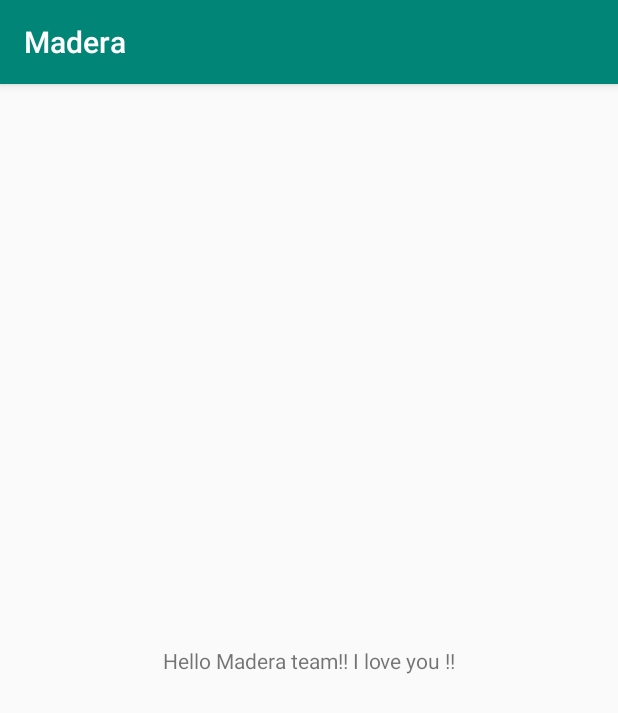
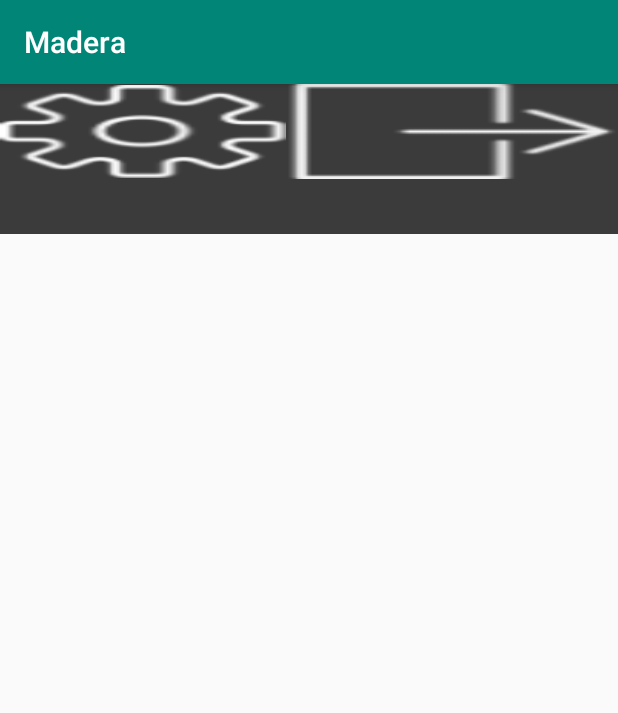
Before and after one commit to MaderaEquipe/AndroidApp, an Android app: the screen it shows after launch (MenuActivity), on a phone screen of 412 x 824 dp. Shown: the top 713 px of the screen. Run offline under Robolectric (Android 15) with nearby library versions, the phone set to English and light mode, and no system bars.

Commit message:
Creation menu

```diff
--- /dev/null
+++ b/app/src/main/java/com/reinc/madera/Client.java
@@ -0,0 +1,4 @@
+package com.reinc.madera;
+
+public class Client {
+}
--- a/app/src/main/java/com/reinc/madera/MenuActivity.java
+++ b/app/src/main/java/com/reinc/madera/MenuActivity.java
@@ -1,14 +1,45 @@
 package com.reinc.madera;
 
 import android.os.Bundle;
+import android.widget.Button;
 
 import androidx.appcompat.app.AppCompatActivity;
 
 public class MenuActivity extends AppCompatActivity {
 
+    Button btnLcli, btnLfrais, btnNc, btnNf, btnParam, btnP;
+    static public String CLIENT_ID = "com.reinc.myapplication.clientId";
     @Override
     protected void onCreate(Bundle savedInstanceState) {
         super.onCreate(savedInstanceState);
         setContentView(R.layout.activity_menu);
+
+     /*   btnLcli = (Button) findViewById(R.id.buttonlisteclient);
+        btnLfrais = (Button) findViewById(R.id.buttonlistefrais);
+
+
+
+        btnLcli.setOnClickListener(new View.OnClickListener() {
+
+                                       public void onClick(View v) {
+
+                                           Intent intent = new Intent(MenuActivity.this, Client.class);
+                                           startActivity(intent);
+
+
+                                       }
+                                   }
+        );
+        btnLfrais.setOnClickListener(new View.OnClickListener() {
+
+                                         public void onClick(View v) {
+
+                                             Intent intent = new Intent(MenuActivity.this, Client.class);
+                                             startActivity(intent);
+
+
+                                         }
+                                     }
+        ); */
     }
 }
--- a/app/src/main/res/layout/activity_menu.xml
+++ b/app/src/main/res/layout/activity_menu.xml
@@ -6,13 +6,31 @@
     android:layout_height="match_parent"
     tools:context=".MenuActivity">
 
-    <TextView
-        android:layout_width="wrap_content"
-        android:layout_height="wrap_content"
-        android:text="Hello Madera team!! I love you !!"
-        app:layout_constraintBottom_toBottomOf="parent"
-        app:layout_constraintLeft_toLeftOf="parent"
-        app:layout_constraintRight_toRightOf="parent"
-        app:layout_constraintTop_toTopOf="parent" />
+        <RelativeLayout
+            android:layout_width="match_parent"
+            android:layout_height="match_parent">
+
+            <LinearLayout
+                android:layout_width="match_parent"
+                android:layout_height="150px"
+                android:background="#3B3B3B">
+
+
+                <Button
+                    android:id="@+id/button2"
+                    android:layout_width="58dp"
+                    android:layout_height="wrap_content"
+                    android:layout_weight="1"
+                    android:background="@drawable/settings" />
+
+                <Button
+                    android:id="@+id/button3"
+                    android:layout_width="wrap_content"
+                    android:layout_height="wrap_content"
+                    android:layout_weight="1"
+                    android:background="@drawable/exit" />
+            </LinearLayout>
+        </RelativeLayout>
+
 
 </androidx.constraintlayout.widget.ConstraintLayout>
```
Also changed, not shown: app/src/main/res/drawable-v24/Madera.png (added), app/src/main/res/drawable-v24/edit.png (added), app/src/main/res/drawable-v24/exit.png (added), app/src/main/res/drawable-v24/file.png (added), app/src/main/res/drawable-v24/parameter.png (added), app/src/main/res/drawable-v24/plus.png (added), app/src/main/res/drawable-v24/settings.png (added).
